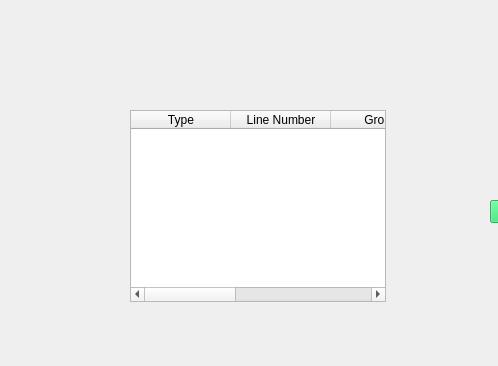
Above: mainwindow.ui from austin404/Strings-Analyze before the change; both pictures show x 0 to 498 and y 0 to 366 of the 800 by 600 pixel window. Below: the same form after it.
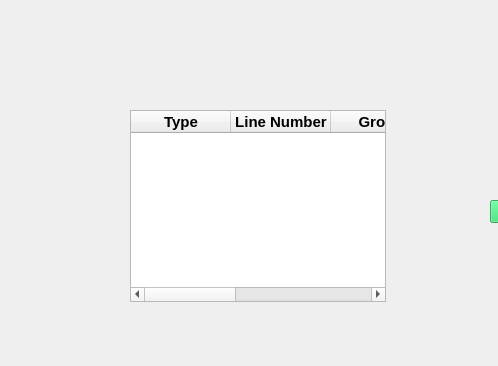
That is the form after the change.

Diff of the .ui file:
```diff
--- a/mainwindow.ui
+++ b/mainwindow.ui
@@ -23,30 +23,71 @@
       <height>192</height>
      </rect>
     </property>
+    <attribute name="horizontalHeaderDefaultSectionSize">
+     <number>100</number>
+    </attribute>
+    <attribute name="verticalHeaderCascadingSectionResizes">
+     <bool>false</bool>
+    </attribute>
     <column>
      <property name="text">
       <string>Type</string>
      </property>
+     <property name="font">
+      <font>
+       <pointsize>11</pointsize>
+       <weight>75</weight>
+       <bold>true</bold>
+      </font>
+     </property>
     </column>
     <column>
      <property name="text">
       <string>Line Number</string>
      </property>
+     <property name="font">
+      <font>
+       <pointsize>11</pointsize>
+       <weight>75</weight>
+       <bold>true</bold>
+      </font>
+     </property>
     </column>
     <column>
      <property name="text">
       <string>Group</string>
      </property>
+     <property name="font">
+      <font>
+       <pointsize>11</pointsize>
+       <weight>75</weight>
+       <bold>true</bold>
+      </font>
+     </property>
     </column>
     <column>
      <property name="text">
       <string>Description</string>
      </property>
+     <property name="font">
+      <font>
+       <pointsize>11</pointsize>
+       <weight>75</weight>
+       <bold>true</bold>
+      </font>
+     </property>
     </column>
     <column>
      <property name="text">
       <string>Matched String</string>
      </property>
+     <property name="font">
+      <font>
+       <pointsize>11</pointsize>
+       <weight>75</weight>
+       <bold>true</bold>
+      </font>
+     </property>
     </column>
    </widget>
    <widget class="QProgressBar" name="progressBar">
```
